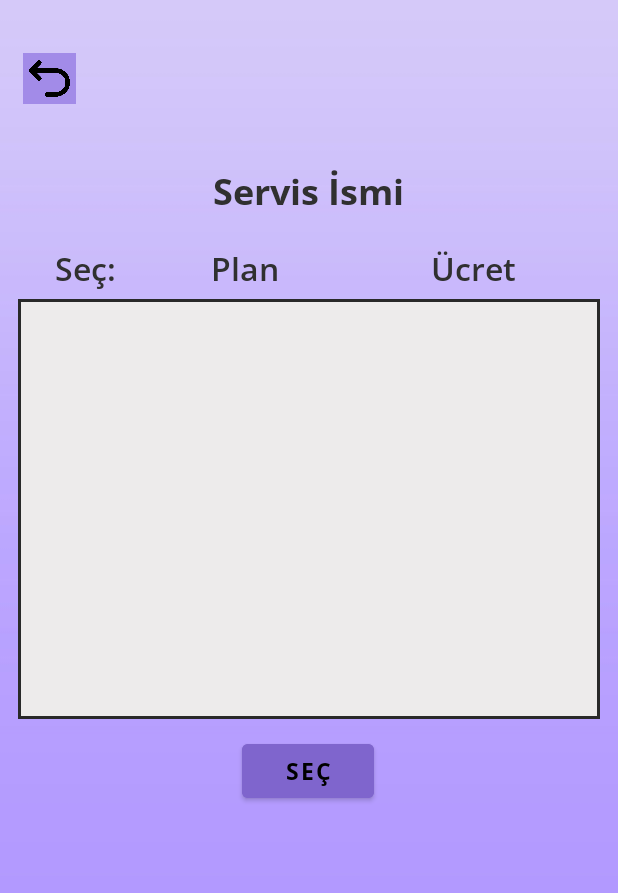
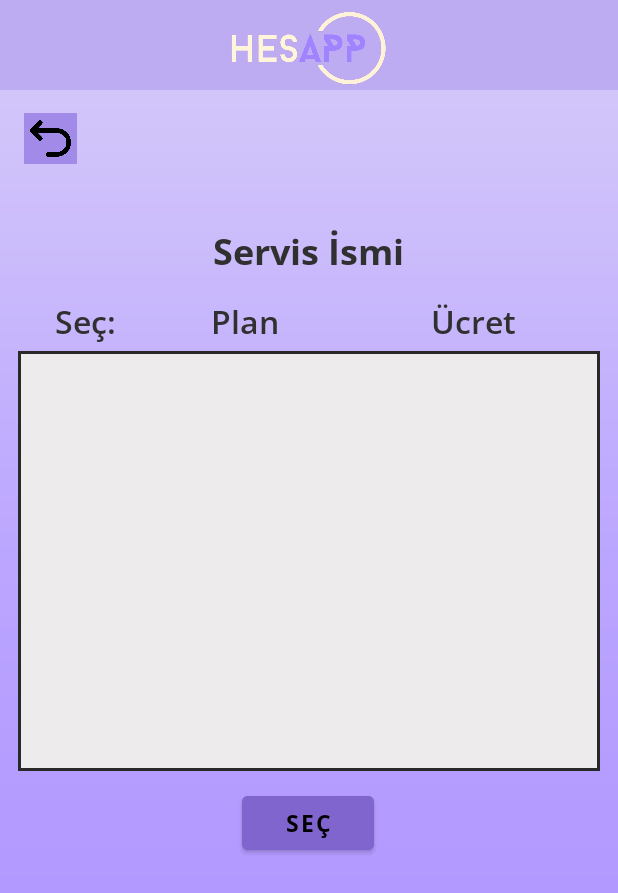
Before and after one commit to emirsansar/HesApp---Subscriptions-Tracker, an Android app: the PlansActivity screen opened directly, with no data from a screen before it, on a phone screen of 412 x 824 dp. Shown: the top 893 px of the screen. Run offline under Robolectric (Android 15) with nearby library versions, the phone set to English and light mode, and no system bars; our stand-ins replace Firebase (no records; nobody signed in at launch, a user with empty details on screens opened directly); 3 statements that could not run were skipped.

Commit message:
code review

```diff
--- a/app/src/main/java/com/acm431proje/hesapp/Adapter/UserSubscriptionsAdapter.kt
+++ b/app/src/main/java/com/acm431proje/hesapp/Adapter/UserSubscriptionsAdapter.kt
@@ -40,7 +40,6 @@ class UserSubscriptionsAdapter(private val ownedServicesList: ArrayList<UserSubs
         val serviceName = currentService.serviceName
         val planName = currentService.planName
         val planPrice = currentService.planPrice
-
 
         holder.binding.textServiceName.text = serviceName
         holder.binding.textPlanName.text = planName
--- a/app/src/main/java/com/acm431proje/hesapp/View/Main/PlansActivity.kt
+++ b/app/src/main/java/com/acm431proje/hesapp/View/Main/PlansActivity.kt
@@ -44,18 +44,22 @@ class PlansActivity : AppCompatActivity() {
         binding = ActivityPlansBinding.inflate(layoutInflater)
         setContentView(binding.root)
 
-        auth = Firebase.auth
-        currentUser = auth.currentUser
-        firestore = Firebase.firestore
+        initializeFirebase()
 
         serviceName = intent.getStringExtra("serviceName").toString()
-        initializeViews(serviceName)
+        setViews(serviceName)
 
-        viewModel = ViewModelProvider(this)[PlansViewModel::class.java]
         setupRecyclerView()
 
-        setSelectListener()
-        setBackToServiceScreenListener()
+        observeViewModel()
+
+        setListeners()
+    }
+
+
+    private fun selectClickedPlan(plan: Plan){
+        clickedPlanName = plan.name
+        clickedPlanPrice = plan.price
     }
 
     private fun observeLiveData(){
@@ -80,24 +84,28 @@ class PlansActivity : AppCompatActivity() {
                 if (it) {
                     binding.plansLoading.visibility = View.VISIBLE
                     binding.recyclerPlansView.visibility = View.INVISIBLE
+                    binding.btnSelect.visibility = View.INVISIBLE
                     binding.textError.visibility = View.INVISIBLE
                 } else {
                     binding.plansLoading.visibility = View.GONE
+                    binding.recyclerPlansView.visibility = View.VISIBLE
+                    binding.btnSelect.visibility = View.VISIBLE
                 }
             }
         })
     }
 
+    private fun observeViewModel(){
+        viewModel = ViewModelProvider(this)[PlansViewModel::class.java]
+        viewModel.fetchPlanDataFromFirebase(serviceName)
 
-    private fun selectClickedPlan(plan: Plan){
-        clickedPlanName = plan.name
-        clickedPlanPrice = plan.price
+        observeLiveData()
     }
 
-    private fun setupRecyclerView(){
-        viewModel.refreshData(serviceName)
-
-        observeLiveData()
+    private fun initializeFirebase(){
+        auth = Firebase.auth
+        currentUser = auth.currentUser
+        firestore = Firebase.firestore
     }
 
     private fun setViews(serviceName: String){
@@ -113,9 +121,7 @@ class PlansActivity : AppCompatActivity() {
         }
     }
 
-    private fun initializeViews(serviceName: String){
-        setViews(serviceName)
-
+    private fun setupRecyclerView(){
         binding.recyclerPlansView.layoutManager = LinearLayoutManager(this)
 
         plansAdapter = PlansAdapter(arrayListOf()) { clickedPlan ->
@@ -155,6 +161,11 @@ class PlansActivity : AppCompatActivity() {
         }
     }
 
+    private fun setListeners(){
+        setSelectListener()
+        setBackToServiceScreenListener()
+    }
+
     private fun backToServiceScreen(){
         val builder = AlertDialog.Builder(this)
 
--- a/app/src/main/java/com/acm431proje/hesapp/ViewModel/UserDetailViewModel.kt
+++ b/app/src/main/java/com/acm431proje/hesapp/ViewModel/UserDetailViewModel.kt
@@ -15,7 +15,8 @@ class UserDetailViewModel(application: Application): BaseViewModel(application)
 
     private val firestore = Firebase.firestore
 
-     fun refreshDataFromFirebase(userEmail: String, userFullName: String, callback: (UserDetails?) -> Unit) {
+     fun fetchDataFromFirebase(userEmail: String, userFullName: String, callback: (UserDetails?) -> Unit) {
+         launch {
              calculateSubCountAndMonthlySpending(userEmail){ subCountAndSpending ->
 
                  val userDetail = UserDetails(userEmail, userFullName,
@@ -26,8 +27,9 @@ class UserDetailViewModel(application: Application): BaseViewModel(application)
                  callback(userDetail)
              }
          }
+    }
 
-    fun refreshDataFromRoomDB(userID: String, callback: (UserDetails?) -> Unit) {
+    fun fetchDataFromRoomDB(userID: String, callback: (UserDetails?) -> Unit) {
         launch {
             val userDetail = AppDatabase(getApplication()).userDetailDao().getUserDetail(userID)
             callback(userDetail)
--- a/app/src/main/res/layout/activity_plans.xml
+++ b/app/src/main/res/layout/activity_plans.xml
@@ -6,6 +6,27 @@
     android:layout_height="match_parent"
     tools:context=".View.Main.PlansActivity"
     android:background="@drawable/uygulama_arkaplan">
+
+    <androidx.constraintlayout.widget.ConstraintLayout
+        android:id="@+id/constraintLayout2"
+        android:layout_width="match_parent"
+        android:layout_height="wrap_content"
+        android:background="@color/ana_mor"
+        app:layout_constraintEnd_toEndOf="parent"
+        app:layout_constraintStart_toStartOf="parent"
+        app:layout_constraintTop_toTopOf="parent"
+        >
+
+        <ImageView
+            android:id="@+id/hesappicon"
+            android:layout_width="190dp"
+            android:layout_height="60dp"
+            app:layout_constraintBottom_toBottomOf="parent"
+            app:layout_constraintEnd_toEndOf="parent"
+            app:layout_constraintStart_toStartOf="parent"
+            app:layout_constraintTop_toTopOf="parent"
+            app:srcCompat="@drawable/hesapp" />
+    </androidx.constraintlayout.widget.ConstraintLayout>
 
     <TextView
         android:id="@+id/textServiceName"
@@ -27,7 +48,7 @@
         android:id="@+id/textView16"
         android:layout_width="wrap_content"
         android:layout_height="wrap_content"
-        android:layout_marginTop="20dp"
+        android:layout_marginTop="15dp"
         android:fontFamily="@font/opensanssemibold"
         android:text="Seç:"
         android:textColor="#303030"
@@ -42,7 +63,7 @@
         android:id="@+id/textView18"
         android:layout_width="wrap_content"
         android:layout_height="wrap_content"
-        android:layout_marginTop="20dp"
+        android:layout_marginTop="15dp"
         android:fontFamily="@font/opensanssemibold"
         android:text="Ücret"
         android:textColor="#303030"
@@ -57,7 +78,7 @@
         android:id="@+id/textView17"
         android:layout_width="wrap_content"
         android:layout_height="wrap_content"
-        android:layout_marginTop="20dp"
+        android:layout_marginTop="15dp"
         android:fontFamily="@font/opensanssemibold"
         android:text="Plan"
         android:textColor="#303030"
@@ -73,16 +94,16 @@
         android:layout_width="0dp"
         android:layout_height="280dp"
         android:layout_marginStart="12dp"
-        android:layout_marginTop="55dp"
+        android:layout_marginTop="50dp"
         android:layout_marginEnd="12dp"
         android:background="@drawable/border_recycler"
+        android:paddingStart="1dp"
+        android:paddingTop="4dp"
+        android:paddingEnd="1dp"
         app:layout_constraintEnd_toEndOf="parent"
         app:layout_constraintHorizontal_bias="0.0"
         app:layout_constraintStart_toStartOf="parent"
-        app:layout_constraintTop_toBottomOf="@+id/textServiceName"
-        android:paddingTop="2dp"
-        android:paddingStart="1dp"
-        android:paddingEnd="1dp"/>
+        app:layout_constraintTop_toBottomOf="@+id/textServiceName" />
 
     <Button
         android:id="@+id/btnSelect"
@@ -105,11 +126,11 @@
         android:id="@+id/imageService"
         android:layout_width="65dp"
         android:layout_height="65dp"
-        android:layout_marginTop="35dp"
+        android:layout_marginTop="15dp"
         android:foregroundGravity="center"
         app:layout_constraintEnd_toEndOf="parent"
         app:layout_constraintStart_toStartOf="parent"
-        app:layout_constraintTop_toTopOf="parent"
+        app:layout_constraintTop_toBottomOf="@+id/constraintLayout2"
         tools:srcCompat="@tools:sample/avatars" />
 
     <ImageView
@@ -117,20 +138,20 @@
         android:layout_width="35dp"
         android:layout_height="34dp"
         android:layout_marginStart="15dp"
-        android:layout_marginTop="35dp"
+        android:layout_marginTop="15dp"
         android:background="#a28be8"
         android:padding="4dp"
         app:layout_constraintEnd_toEndOf="parent"
-        app:layout_constraintHorizontal_bias="0.0"
+        app:layout_constraintHorizontal_bias="0.002"
         app:layout_constraintStart_toStartOf="parent"
-        app:layout_constraintTop_toTopOf="parent"
+        app:layout_constraintTop_toBottomOf="@+id/constraintLayout2"
         app:srcCompat="@drawable/back" />
 
     <TextView
         android:id="@+id/textError"
         android:layout_width="wrap_content"
         android:layout_height="wrap_content"
-        android:text="HATA"
+        android:text=""
         android:textSize="20sp"
         android:visibility="invisible"
         android:textColor="@color/black"
--- a/app/src/main/res/layout/fragment_users_subscriptions.xml
+++ b/app/src/main/res/layout/fragment_users_subscriptions.xml
@@ -49,6 +49,7 @@
             android:background="@drawable/border_recycler"
             android:paddingTop="2dp"
             android:visibility="invisible"
+            android:paddingBottom="4dp"
             app:layout_constraintBottom_toBottomOf="parent"
             app:layout_constraintEnd_toEndOf="parent"
             app:layout_constraintHorizontal_bias="1.0"
```
Also changed, not shown: app/src/main/java/com/acm431proje/hesapp/Adapter/PlansAdapter.kt (+10 -20 lines), app/src/main/java/com/acm431proje/hesapp/View/Main/HomeFragment.kt (+32 -42 lines), app/src/main/java/com/acm431proje/hesapp/View/Main/ServicesFragment.kt (+109 -81 lines), app/src/main/java/com/acm431proje/hesapp/ViewModel/PlansViewModel.kt (+4 -7 lines), app/src/main/res/layout/fragment_offers.xml (+25 -4 lines). Lines whose indentation alone changed are shown as unchanged.
